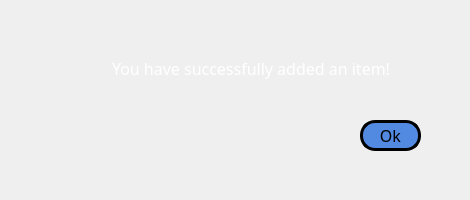
Regulus-Cor-Leonis/Cash-Machine-simulation, file successfuladd.ui: the form before one commit.
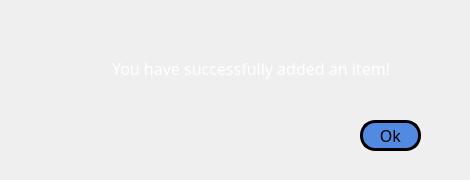
The form after the commit. Icons and pictures are not drawn.

The edit to the form file:
```diff
--- a/successfuladd.ui
+++ b/successfuladd.ui
@@ -7,7 +7,7 @@
     <x>0</x>
     <y>0</y>
     <width>470</width>
-    <height>200</height>
+    <height>180</height>
    </rect>
   </property>
   <property name="windowTitle">
```
Left out of the diff: 10 changed lines with no effect on the pictures.
